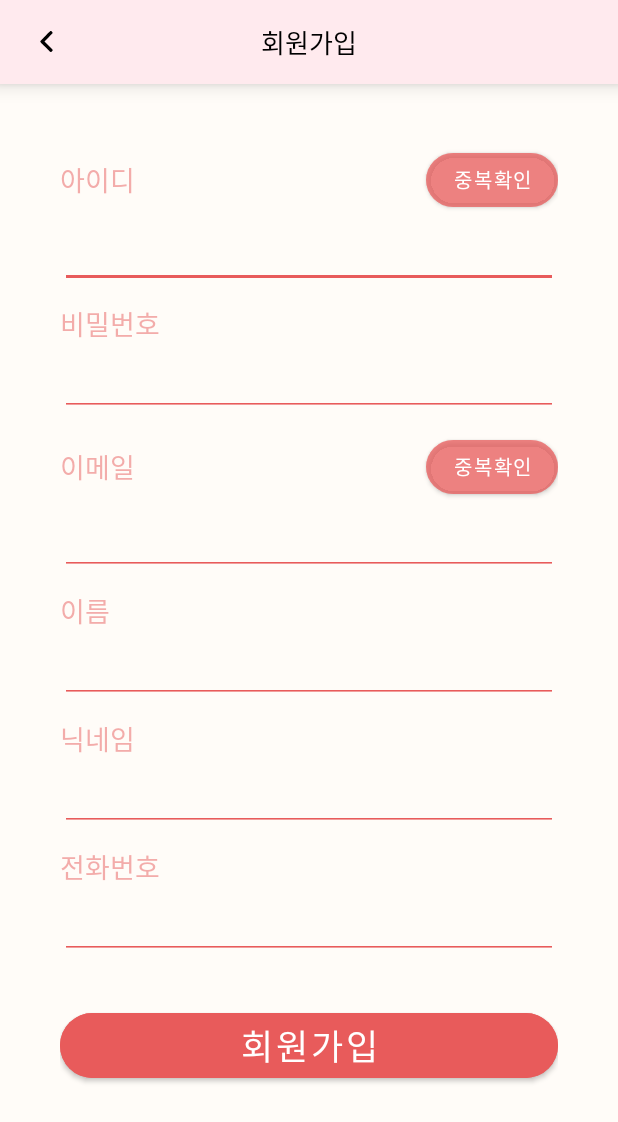
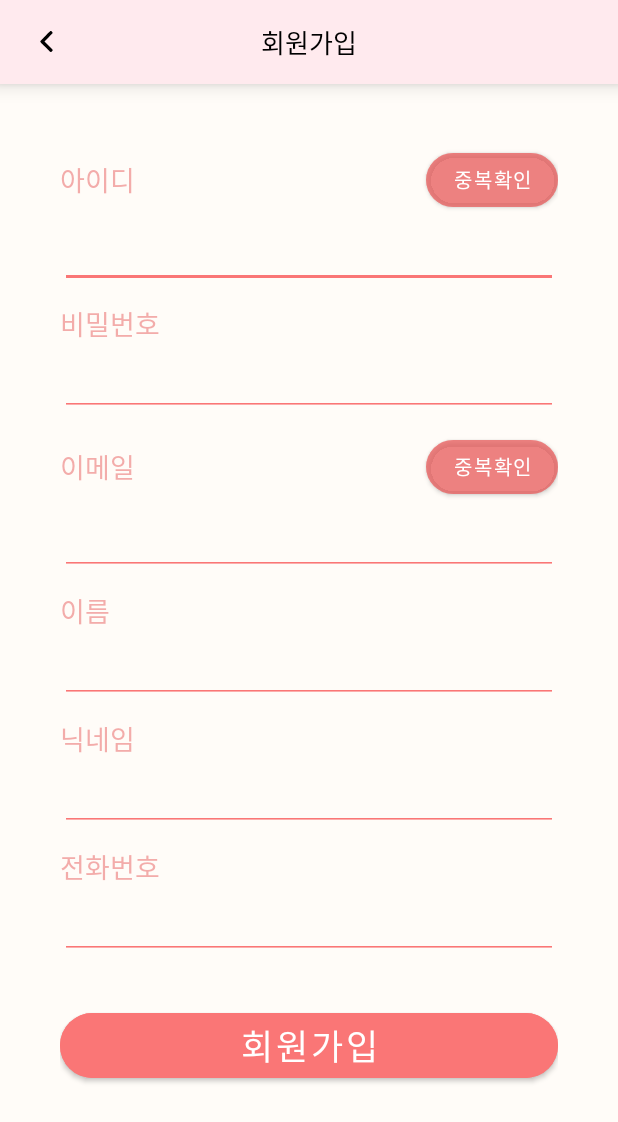
Before and after one commit to k-r-1/gradproject-pawprints, an Android app: the SignUpActivity screen opened directly, with no data from a screen before it, on a phone screen of 412 x 824 dp. Shown: the top 1122 px of the screen. Run offline under Robolectric (Android 15) with nearby library versions, the phone set to English and light mode, and no system bars.

Commit message:
색상 변경

```diff
--- a/app/src/main/res/layout/activity_login.xml
+++ b/app/src/main/res/layout/activity_login.xml
@@ -41,7 +41,7 @@
             android:layout_height="wrap_content"
             android:hint="아이디"
             android:textSize="20sp"
-            android:textColorHint="@color/right_pink"
+            android:textColorHint="@color/light_pink"
             app:backgroundTint="@color/deep_pink" />
 
         <EditText
@@ -50,7 +50,7 @@
             android:layout_height="wrap_content"
             android:hint="비밀번호"
             android:textSize="20sp"
-            android:textColorHint="@color/right_pink"
+            android:textColorHint="@color/light_pink"
             app:backgroundTint="@color/deep_pink" />
 
         <Button
--- a/app/src/main/res/layout/activity_sign_up.xml
+++ b/app/src/main/res/layout/activity_sign_up.xml
@@ -69,7 +69,7 @@
                         android:layout_gravity="center_vertical"
                         android:layout_weight="1"
                         android:text="아이디"
-                        android:textColor="@color/right_pink"
+                        android:textColor="@color/light_pink"
                         android:textSize="18sp" />
 
                     <!-- 중복확인 버튼 -->
@@ -77,7 +77,7 @@
                         android:id="@+id/btn_check_id"
                         android:layout_width="wrap_content"
                         android:layout_height="wrap_content"
-                        android:backgroundTint="@color/right_pink"
+                        android:backgroundTint="@color/light_pink"
                         android:text="중복확인"
                         android:textSize="13sp"
                         app:cornerRadius="30dp" />
@@ -106,7 +106,7 @@
                     android:layout_height="wrap_content"
                     android:layout_gravity="center_vertical"
                     android:text="비밀번호"
-                    android:textColor="@color/right_pink"
+                    android:textColor="@color/light_pink"
                     android:textSize="18sp" />
 
                 <!-- 비밀번호 입력창 -->
@@ -138,7 +138,7 @@
                         android:layout_gravity="center_vertical"
                         android:layout_weight="1"
                         android:text="이메일"
-                        android:textColor="@color/right_pink"
+                        android:textColor="@color/light_pink"
                         android:textSize="18sp" />
 
                     <!-- 중복확인 버튼 -->
@@ -146,7 +146,7 @@
                         android:id="@+id/btn_check_email"
                         android:layout_width="wrap_content"
                         android:layout_height="wrap_content"
-                        android:backgroundTint="@color/right_pink"
+                        android:backgroundTint="@color/light_pink"
                         android:text="중복확인"
                         android:textSize="13sp"
                         app:cornerRadius="30dp" />
@@ -175,7 +175,7 @@
                     android:layout_height="wrap_content"
                     android:layout_gravity="center_vertical"
                     android:text="이름"
-                    android:textColor="@color/right_pink"
+                    android:textColor="@color/light_pink"
                     android:textSize="18sp" />
 
                 <!-- 이름 입력창 -->
@@ -200,7 +200,7 @@
                     android:layout_height="wrap_content"
                     android:layout_gravity="center_vertical"
                     android:text="닉네임"
-                    android:textColor="@color/right_pink"
+                    android:textColor="@color/light_pink"
                     android:textSize="18sp" />
 
                 <!-- 닉네임 입력창 -->
@@ -225,7 +225,7 @@
                     android:layout_height="wrap_content"
                     android:layout_gravity="center_vertical"
                     android:text="전화번호"
-                    android:textColor="@color/right_pink"
+                    android:textColor="@color/light_pink"
                     android:textSize="18sp" />
 
                 <!-- 전화번호 입력창 -->
--- a/app/src/main/res/values/colors.xml
+++ b/app/src/main/res/values/colors.xml
@@ -10,9 +10,9 @@
 
     <color name="background_color">#FFFCF8</color> <!-- 배경 -->
     <color name="primary_pink">#FFEAEE</color> <!-- 상단바/하단바 -->
-    <color name="deep_pink">#E85B5B</color> <!-- 진한 버튼 -->
-    <color name="right_pink">#80E85B5B</color> <!-- 연한 버튼 -->
+    <color name="deep_pink">#FA7676</color> <!-- 진한 버튼 -->
+    <color name="light_pink">#80E85B5B</color> <!-- 연한 버튼 -->
 
-    <color name="bottom_nav_selected">#000000</color> <!-- 네비 아이콘 선택 -->
+    <color name="bottom_nav_selected">#FA7676</color> <!-- 네비 아이콘 선택 -->
     <color name="bottom_nav_not_selected">#FF888888</color> <!-- 네비 아이콘 미선택 -->
 </resources>
```
